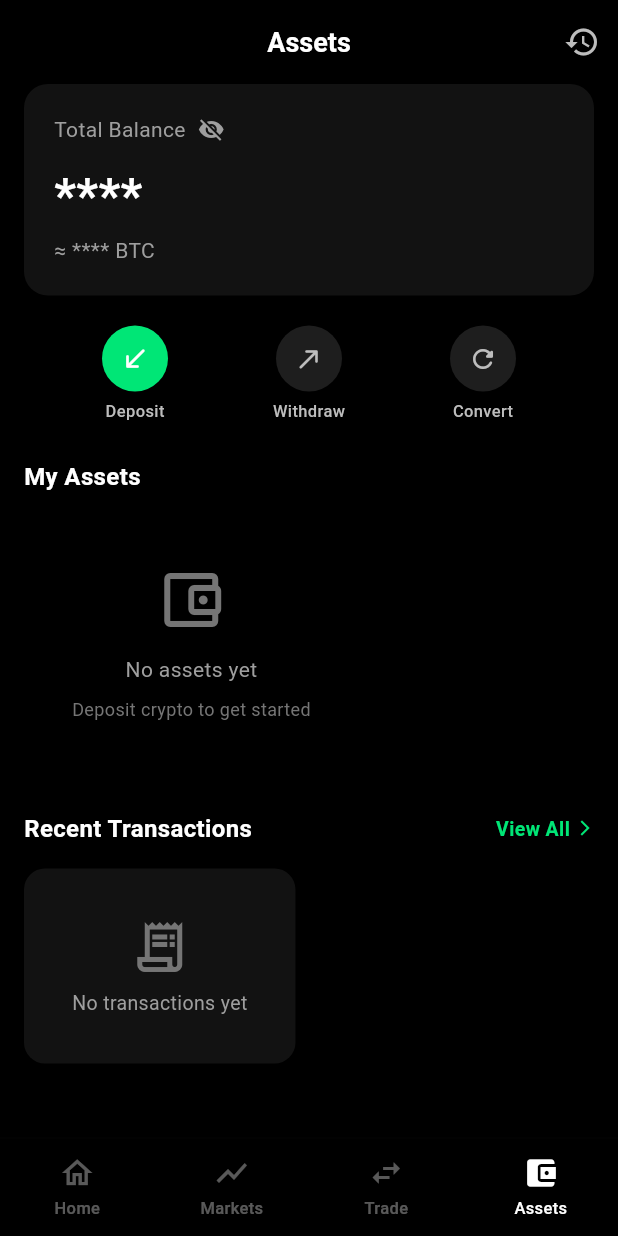
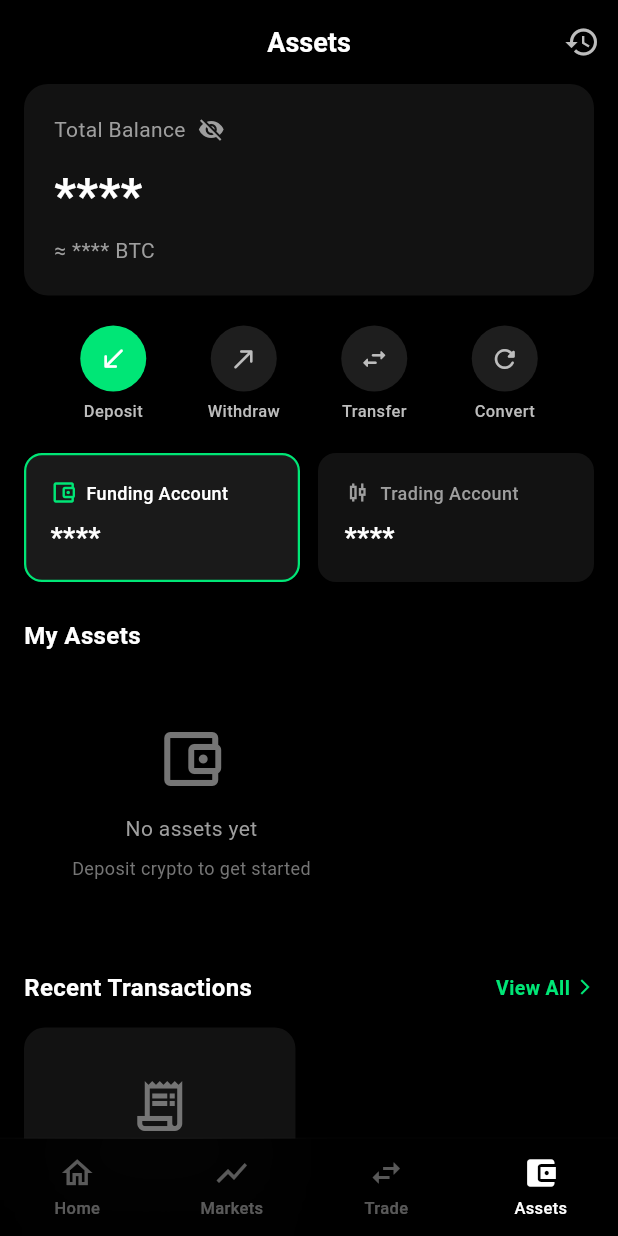
Before and after one commit to Wisdomx13/crymadx-android-app, a Flutter app: the AssetsScreen screen opened by its route, after a tap on the "visibility" icon, on a phone screen of 412 x 824 dp. Run offline on Flutter 3.47's test engine with Material 3 defaults, Android fonts, the phone set to English and light mode, and no system bars; our stand-ins replace cached_network_image, connectivity_plus, dio, flutter_secure_storage, go_router, google_sign_in and 3 more; missing offline and left inert: mobile_scanner; accounts and stored records are empty; network calls fail.

Commit message:
Restore Transfer button and add Funding/Trading account tabs
- Restored Transfer button alongside Deposit, Withdraw, Convert
- Added Funding Account and Trading Account selector tabs below action buttons
- Each tab shows account balance and can be clicked to switch view
- Asset list now filters based on selected account type

Co-Authored-By: Claude Opus 4.5 <noreply@anthropic.com>

```diff
--- a/lib/screens/main/assets_screen.dart
+++ b/lib/screens/main/assets_screen.dart
@@ -29,6 +29,7 @@ class _AssetsScreenState extends State<AssetsScreen> {
   bool _hideBalance = false;
   List<dynamic> _recentTransactions = [];
   bool _loadingTransactions = false;
+  String _selectedAccountType = 'funding'; // 'funding' or 'trading'
 
   @override
   void initState() {
@@ -180,6 +181,13 @@ class _AssetsScreenState extends State<AssetsScreen> {
                       ),
                       Expanded(
                         child: _buildActionButton(
+                          icon: Icons.swap_horiz_rounded,
+                          label: 'Transfer',
+                          onTap: () => context.push(AppRoutes.transfer),
+                        ),
+                      ),
+                      Expanded(
+                        child: _buildActionButton(
                           icon: Icons.refresh_rounded,
                           label: 'Convert',
                           onTap: () => context.push(AppRoutes.convert),
@@ -187,6 +195,37 @@ class _AssetsScreenState extends State<AssetsScreen> {
                       ),
                     ],
                   ),
+                ),
+
+                const SizedBox(height: 20),
+
+                // Funding / Trading Account Tabs
+                Consumer<CurrencyProvider>(
+                  builder: (context, currency, _) {
+                    return Row(
+                      children: [
+                        Expanded(
+                          child: _buildAccountTab(
+                            title: 'Funding Account',
+                            balance: balanceProvider.fundingBalance,
+                            isSelected: _selectedAccountType == 'funding',
+                            onTap: () => setState(() => _selectedAccountType = 'funding'),
+                            currency: currency,
+                          ),
+                        ),
+                        const SizedBox(width: 12),
+                        Expanded(
+                          child: _buildAccountTab(
+                            title: 'Trading Account',
+                            balance: balanceProvider.tradingBalance,
+                            isSelected: _selectedAccountType == 'trading',
+                            onTap: () => setState(() => _selectedAccountType = 'trading'),
+                            currency: currency,
+                          ),
+                        ),
+                      ],
+                    );
+                  },
                 ),
 
                 const SizedBox(height: 24),
@@ -199,11 +238,16 @@ class _AssetsScreenState extends State<AssetsScreen> {
 
                 const SizedBox(height: 16),
 
-                // Asset List - All assets combined
-                ...balanceProvider.allAssets.map((asset) => _buildAssetCardFromProvider(asset)),
+                // Asset List - Based on selected account type
+                ...(_selectedAccountType == 'funding'
+                    ? balanceProvider.fundingAssets
+                    : balanceProvider.tradingAssets
+                ).map((asset) => _buildAssetCardFromProvider(asset)),
 
                 // Show empty state if no assets
-                if (balanceProvider.allAssets.isEmpty)
+                if ((_selectedAccountType == 'funding'
+                    ? balanceProvider.fundingAssets
+                    : balanceProvider.tradingAssets).isEmpty)
                   Container(
                     padding: const EdgeInsets.all(32),
                     child: Column(
@@ -349,6 +393,75 @@ class _AssetsScreenState extends State<AssetsScreen> {
     );
   }
 
+  Widget _buildAccountTab({
+    required String title,
+    required double balance,
+    required bool isSelected,
+    required VoidCallback onTap,
+    required CurrencyProvider currency,
+  }) {
+    final isDark = Theme.of(context).brightness == Brightness.dark;
+    return GestureDetector(
+      onTap: onTap,
+      child: Container(
+        padding: const EdgeInsets.all(16),
+        decoration: BoxDecoration(
+          color: isSelected
+              ? (isDark ? const Color(0xFF1A1A1A) : Colors.white)
+              : (isDark ? const Color(0xFF121212) : const Color(0xFFF5F5F5)),
+          borderRadius: BorderRadius.circular(12),
+          border: Border.all(
+            color: isSelected ? AppColors.primary : Colors.transparent,
+            width: 1.5,
+          ),
+          boxShadow: isSelected && !isDark
+              ? [
+                  BoxShadow(
+                    color: AppColors.primary.withOpacity(0.1),
+                    blurRadius: 8,
+                    offset: const Offset(0, 2),
+                  ),
+                ]
+              : null,
+        ),
+        child: Column(
+          crossAxisAlignment: CrossAxisAlignment.start,
+          children: [
+            Row(
+              children: [
+                Icon(
+                  title.contains('Funding') ? Icons.account_balance_wallet_outlined : Icons.candlestick_chart_outlined,
+                  color: isSelected ? AppColors.primary : (isDark ? Colors.grey[500] : Colors.grey[600]),
+                  size: 18,
+                ),
+                const SizedBox(width: 6),
+                Text(
+                  title,
+                  style: TextStyle(
+                    color: isSelected
+                        ? (isDark ? Colors.white : Colors.black)
+                        : (isDark ? Colors.grey[500] : Colors.grey[600]),
+                    fontSize: 12,
+                    fontWeight: FontWeight.w500,
+                  ),
+                ),
+              ],
+            ),
+            const SizedBox(height: 8),
+            Text(
+              _hideBalance ? '****' : currency.formatAmount(balance),
+              style: TextStyle(
+                color: isDark ? Colors.white : Colors.black,
+                fontSize: 18,
+                fontWeight: FontWeight.bold,
+              ),
+            ),
+          ],
+        ),
+      ),
+    );
+  }
+
   Widget _buildAssetCardFromProvider(AssetBalance asset) {
     final isDark = Theme.of(context).brightness == Brightness.dark;
     return GestureDetector(
@@ -360,7 +473,7 @@ class _AssetsScreenState extends State<AssetsScreen> {
             'name': asset.name,
             'amount': asset.amount,
             'valueUsd': asset.valueUsd,
-            'accountType': 'all',
+            'accountType': _selectedAccountType,
           },
         );
       },
```
